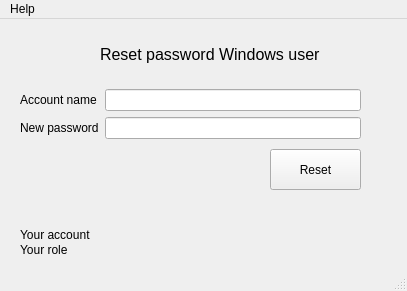
First picture: the form in src/main/resources/ui/main_window.ui, repository jebr/WDS-ResetPass, before the edit.
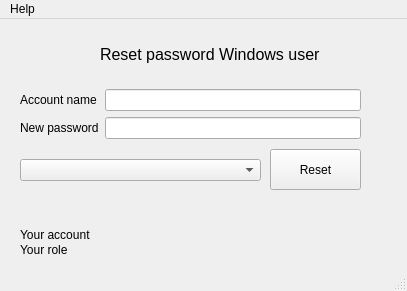
Second picture: the form after the edit.

Commit message: Finish User Check

The edit to the form file:
```diff
--- a/src/main/resources/ui/main_window.ui
+++ b/src/main/resources/ui/main_window.ui
@@ -114,6 +114,16 @@
      </item>
     </layout>
    </widget>
+   <widget class="QComboBox" name="comboBox_domain_users">
+    <property name="geometry">
+     <rect>
+      <x>20</x>
+      <y>140</y>
+      <width>241</width>
+      <height>22</height>
+     </rect>
+    </property>
+   </widget>
   </widget>
   <widget class="QMenuBar" name="menubar">
    <property name="geometry">
```
The commit also changes 1 other file.
